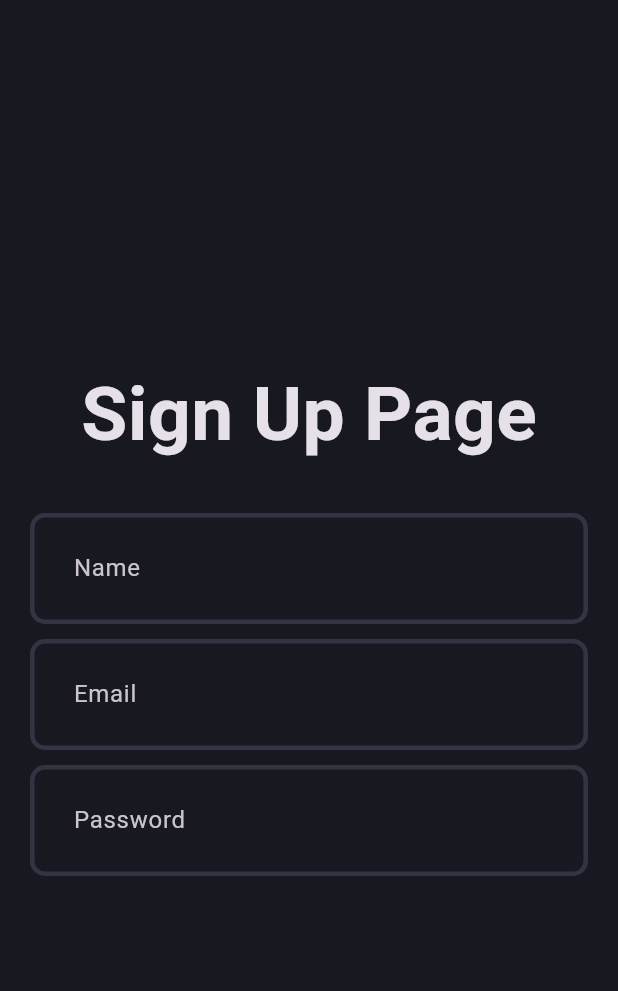
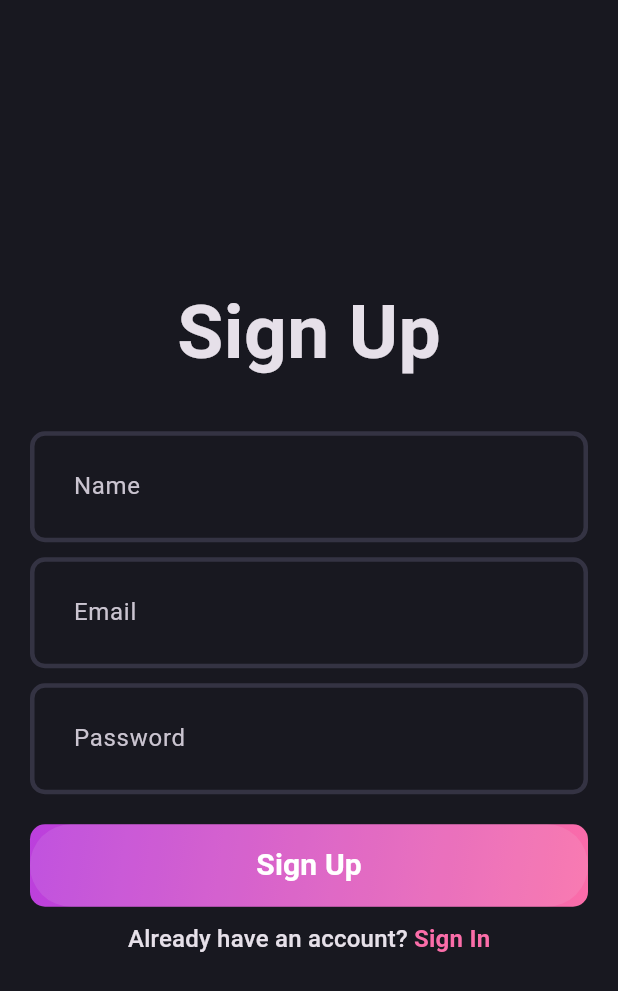
Before and after one commit to umersagheer/blog-wave, a Flutter app: the screen it shows after launch, on a phone screen of 412 x 824 dp. Shown: the top 991 px of the screen. Run offline on Flutter 3.47's test engine with Material 3 defaults, Android fonts, the phone set to English and light mode, and no system bars.

Commit message:
sign-page-ui completed

```diff
--- a/lib/features/auth/presentation/pages/signup_page.dart
+++ b/lib/features/auth/presentation/pages/signup_page.dart
@@ -1,4 +1,6 @@
+import 'package:blog_wave/core/theme/app_pallete.dart';
 import 'package:blog_wave/features/auth/presentation/widgets/auth_field.dart';
+import 'package:blog_wave/features/auth/presentation/widgets/auth_gradient_button.dart';
 import 'package:flutter/material.dart';
 
 class SignUpPage extends StatefulWidget {
@@ -11,22 +13,38 @@ class SignUpPage extends StatefulWidget {
 class _SignUpPageState extends State<SignUpPage> {
   @override
   Widget build(BuildContext context) {
-    return const Scaffold(
+    return Scaffold(
       body: Padding(
-        padding: EdgeInsets.all(20.0),
+        padding: const EdgeInsets.all(20.0),
         child: Column(
           mainAxisAlignment: MainAxisAlignment.center,
           children: [
-            Text(
-              'Sign Up Page',
+            const Text(
+              'Sign Up',
               style: TextStyle(fontSize: 50, fontWeight: FontWeight.bold),
             ),
-            SizedBox(height: 30),
-            AuthField(hintText: 'Name'),
-            SizedBox(height: 10),
-            AuthField(hintText: 'Email'),
-            SizedBox(height: 10),
-            AuthField(hintText: 'Password'),
+            const SizedBox(height: 30),
+            const AuthField(hintText: 'Name'),
+            const SizedBox(height: 10),
+            const AuthField(hintText: 'Email'),
+            const SizedBox(height: 10),
+            const AuthField(hintText: 'Password'),
+            const SizedBox(height: 20),
+            const AuthGradientButton(text: "Sign Up"),
+            const SizedBox(height: 10),
+            RichText(
+              text: TextSpan(
+                  text: "Already have an account? ",
+                  style: Theme.of(context).textTheme.titleMedium,
+                  children: [
+                    TextSpan(
+                      text: "Sign In",
+                      style: Theme.of(context).textTheme.titleMedium?.copyWith(
+                          color: AppPallete.gradient2,
+                          fontWeight: FontWeight.w600),
+                    ),
+                  ]),
+            ),
           ],
         ),
       ),
--- /dev/null
+++ b/lib/features/auth/presentation/widgets/auth_gradient_button.dart
@@ -0,0 +1,39 @@
+import 'package:blog_wave/core/theme/app_pallete.dart';
+import 'package:flutter/material.dart';
+
+class AuthGradientButton extends StatelessWidget {
+  final String text;
+  const AuthGradientButton({super.key, required this.text});
+
+  @override
+  Widget build(BuildContext context) {
+    return Container(
+      decoration: BoxDecoration(
+        gradient: const LinearGradient(
+          colors: [
+            AppPallete.gradient1,
+            AppPallete.gradient2,
+          ],
+          begin: Alignment.topLeft,
+          end: Alignment.bottomRight,
+        ),
+        borderRadius: BorderRadius.circular(10),
+      ),
+      child: ElevatedButton(
+        onPressed: null,
+        style: ElevatedButton.styleFrom(
+          fixedSize: const Size(590, 55),
+          backgroundColor: AppPallete.transparentColor,
+          shadowColor: AppPallete.transparentColor,
+        ),
+        child: Text(
+          text,
+          style: const TextStyle(
+              fontSize: 20,
+              fontWeight: FontWeight.w600,
+              color: AppPallete.whiteColor),
+        ),
+      ),
+    );
+  }
+}
```
